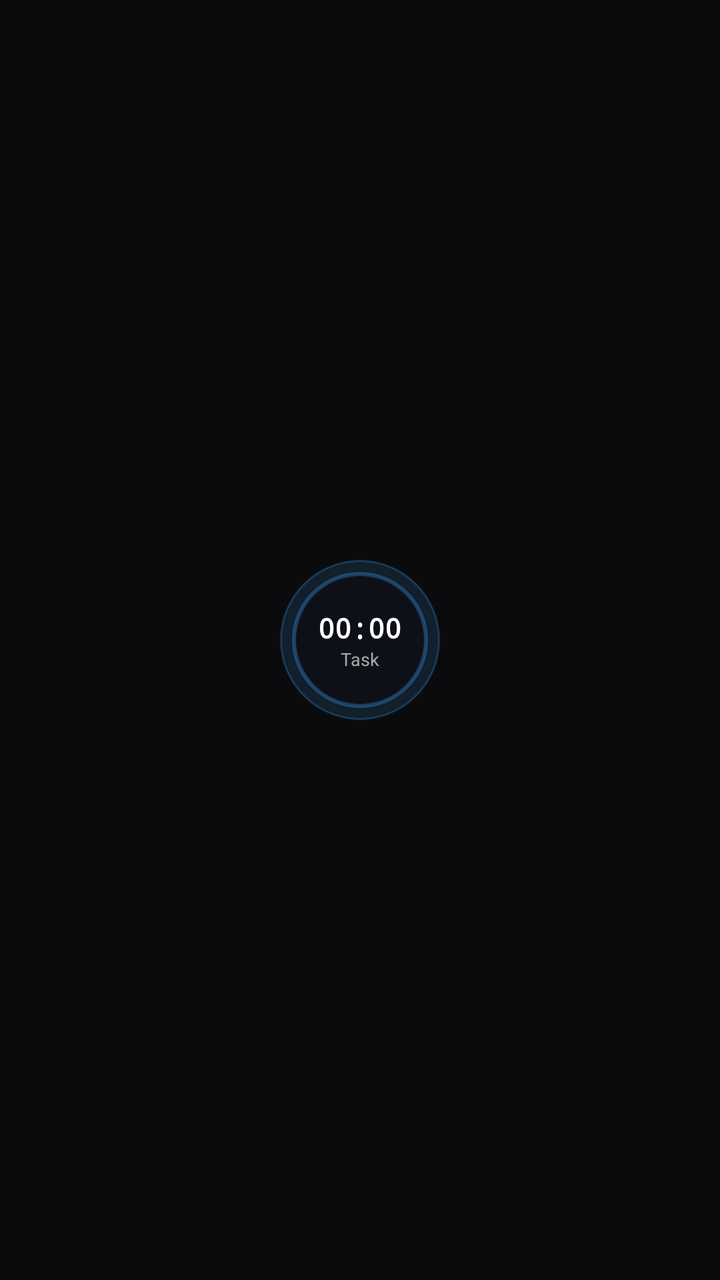
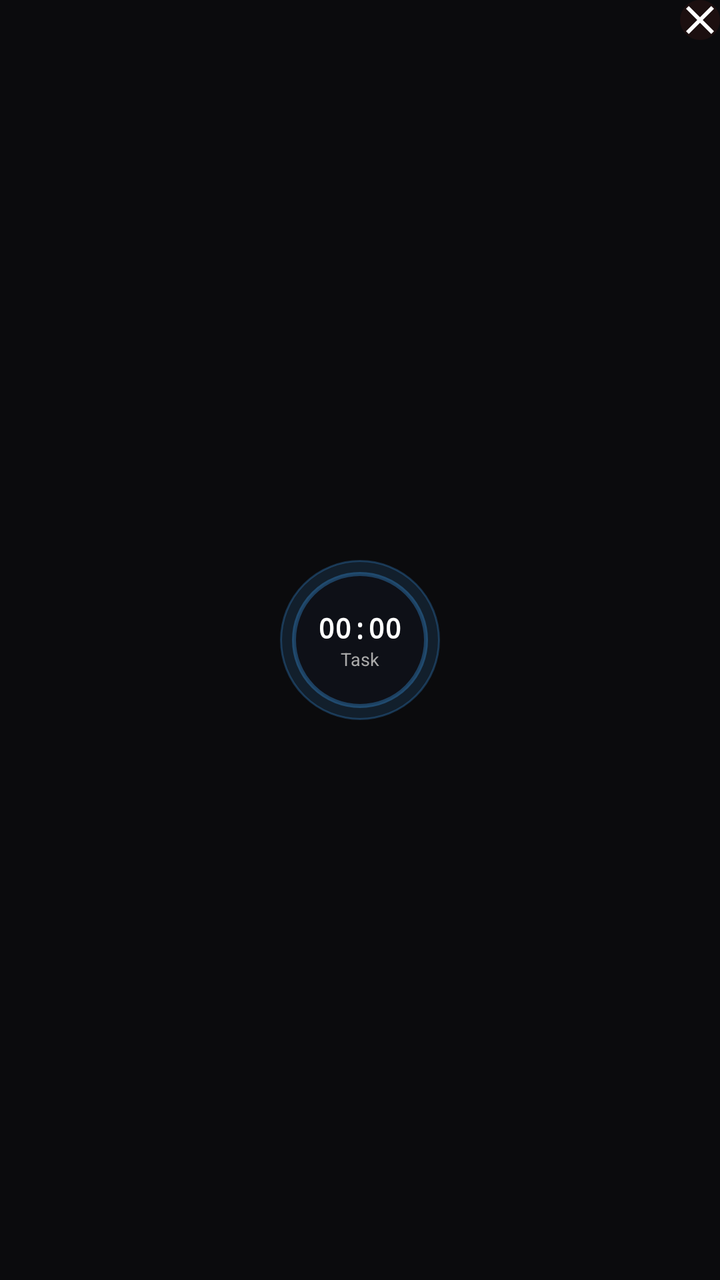

Compare the two renders of this Android layout. The source of the first and the diff that turns it into the second are given below.
<!-- AndroidManifest.xml: application theme Theme.DayBlocks -->
<!-- res/layout/layout_bubble_overlay.xml -->
<?xml version="1.0" encoding="utf-8"?>
<FrameLayout
    xmlns:android="http://schemas.android.com/apk/res/android"
    android:layout_width="80dp"
    android:layout_height="80dp">

    
    <View
        android:id="@+id/vBubbleGlow"
        android:layout_width="80dp"
        android:layout_height="80dp"
        android:layout_gravity="center"
        android:background="@drawable/bg_bubble_glow" />

    
    <LinearLayout
        android:id="@+id/bubbleBody"
        android:layout_width="68dp"
        android:layout_height="68dp"
        android:layout_gravity="center"
        android:background="@drawable/bg_bubble"
        android:orientation="vertical"
        android:gravity="center"
        android:padding="6dp">

        <TextView
            android:id="@+id/tvBubbleTimer"
            android:layout_width="wrap_content"
            android:layout_height="wrap_content"
            android:textSize="14sp"
            android:textColor="#FFFFFF"
            android:textStyle="bold"
            android:fontFamily="monospace"
            android:text="00:00" />

        <TextView
            android:id="@+id/tvBubbleTask"
            android:layout_width="wrap_content"
            android:layout_height="wrap_content"
            android:textSize="9sp"
            android:textColor="#AAAAAA"
            android:ellipsize="end"
            android:maxLines="1"
            android:text="Task" />
    </LinearLayout>

</FrameLayout>
<!-- resources referenced by this layout -->
<resources>
  <!-- drawable bg_bubble (drawable) -->
  <?xml version="1.0" encoding="utf-8"?>
  <shape xmlns:android="http://schemas.android.com/apk/res/android"
      android:shape="oval">
      <solid android:color="#CC0D0D12" />
      <stroke
          android:width="2dp"
          android:color="#553D9EF3" />
  </shape>
  <!-- drawable bg_bubble_glow (drawable) -->
  <?xml version="1.0" encoding="utf-8"?>
  <shape xmlns:android="http://schemas.android.com/apk/res/android"
      android:shape="oval">
      <solid android:color="#223D9EF3" />
      <stroke
          android:width="1dp"
          android:color="#443D9EF3" />
  </shape>
  <style name="Theme.DayBlocks" parent="Theme.Material3.Dark.NoActionBar">
          <item name="colorPrimary">@color/accent_blue</item>
          <item name="colorPrimaryVariant">@color/accent_blue_dim</item>
          <item name="colorOnPrimary">@color/text_primary</item>
          <item name="colorSecondary">@color/block_personal</item>
          <item name="colorOnSecondary">@color/text_primary</item>
          <item name="colorSurface">@color/card</item>
          <item name="colorOnSurface">@color/text_primary</item>
          <item name="android:colorBackground">@color/background</item>
          <item name="colorError">@color/danger</item>
          <item name="android:statusBarColor">@color/transparent</item>
          <item name="android:navigationBarColor">@color/transparent</item>
          <item name="android:windowLightStatusBar">false</item>
          <item name="android:windowLightNavigationBar">false</item>
          <item name="android:windowDrawsSystemBarBackgrounds">true</item>
          <item name="bottomNavigationStyle">@style/BottomNavStyle</item>
          <item name="materialButtonStyle">@style/ButtonStyle</item>
      </style>
  <color name="accent_blue">#3B82F6</color>
  <color name="accent_blue_dim">#1D4ED8</color>
  <color name="text_primary">#FFFFFF</color>
  <color name="block_personal">#10B981</color>
  <color name="card">#171719</color>
  <color name="background">#0B0B0D</color>
  <color name="danger">#EF4444</color>
  <color name="transparent">#00000000</color>
  <style name="BottomNavStyle" parent="Widget.Material3.BottomNavigationView">
          <item name="android:background">@color/nav_background</item>
          <item name="itemIconTint">@color/nav_item_color</item>
          <item name="itemTextColor">@color/nav_item_color</item>
          <item name="itemPaddingTop">10dp</item>
          <item name="itemPaddingBottom">10dp</item>
          <item name="elevation">16dp</item>
      </style>
  <style name="ButtonStyle" parent="Widget.Material3.Button">
          <item name="android:textColor">@color/text_primary</item>
          <item name="backgroundTint">@color/accent_blue</item>
          <item name="cornerRadius">12dp</item>
      </style>
  <color name="nav_background">#0F0F12</color>
</resources>

<!-- the commit's change to res/layout/layout_bubble_overlay.xml (unified diff, before → after) -->
@@ -44,4 +44,15 @@
             android:text="Task" />
     </LinearLayout>
 
+    
+    <ImageButton
+        android:id="@+id/btnBubbleClose"
+        android:layout_width="20dp"
+        android:layout_height="20dp"
+        android:layout_gravity="top|end"
+        android:background="@drawable/bg_circle_danger"
+        android:contentDescription="Hide floating bubble"
+        android:padding="4dp"
+        android:src="@drawable/ic_close" />
+
 </FrameLayout>
<!-- resource entries referenced after the edit -->
@@ -18,6 +18,23 @@
           android:width="1dp"
           android:color="#443D9EF3" />
   </shape>
+  <!-- drawable bg_circle_danger (drawable) -->
+  <?xml version="1.0" encoding="utf-8"?>
+  <shape xmlns:android="http://schemas.android.com/apk/res/android"
+      android:shape="oval">
+      <solid android:color="@color/danger_surface" />
+  </shape>
+  <!-- drawable ic_close (drawable) -->
+  <?xml version="1.0" encoding="utf-8"?>
+  <vector xmlns:android="http://schemas.android.com/apk/res/android"
+      android:width="24dp"
+      android:height="24dp"
+      android:viewportWidth="24"
+      android:viewportHeight="24">
+      <path
+          android:fillColor="#FFFFFF"
+          android:pathData="M19,6.41L17.59,5 12,10.59 6.41,5 5,6.41 10.59,12 5,17.59 6.41,19 12,13.41 17.59,19 19,17.59 13.41,12z" />
+  </vector>
   <style name="Theme.DayBlocks" parent="Theme.Material3.Dark.NoActionBar">
           <item name="colorPrimary">@color/accent_blue</item>
           <item name="colorPrimaryVariant">@color/accent_blue_dim</item>
@@ -36,6 +53,7 @@
           <item name="bottomNavigationStyle">@style/BottomNavStyle</item>
           <item name="materialButtonStyle">@style/ButtonStyle</item>
       </style>
+  <color name="danger_surface">#1C0F0F</color>
   <color name="accent_blue">#3B82F6</color>
   <color name="accent_blue_dim">#1D4ED8</color>
   <color name="text_primary">#FFFFFF</color>
